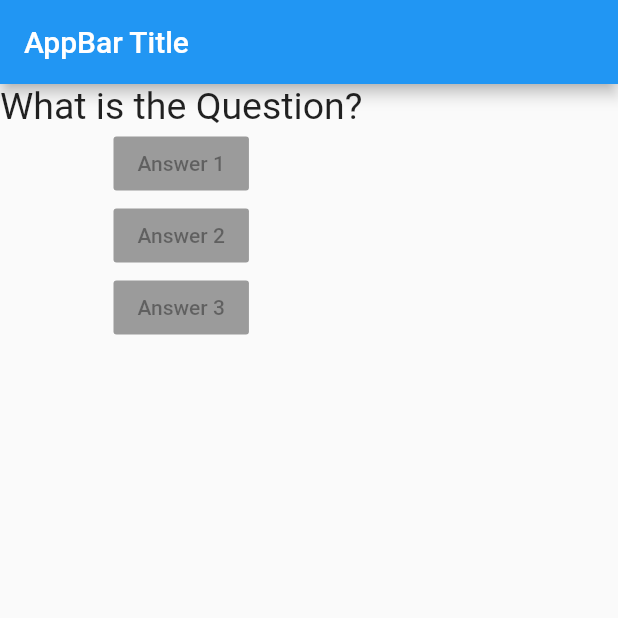
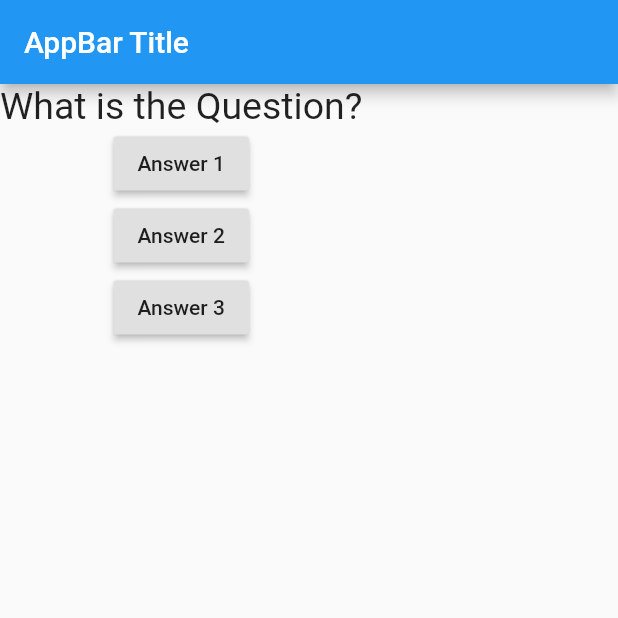
Before and after one commit to maxgdev/flutter_sandbox, a Flutter app: the screen it shows after launch, on a phone screen of 412 x 824 dp, the top half of it. Run offline on Flutter 3.47's test engine with Material 2 defaults, Android fonts, the phone set to English and light mode, and no system bars.

Commit message:
Added function 'answerQuestions' to onPressed for buttons. No parentheses on onPressed: function call to avoid callback void error.

```diff
--- a/lib/main.dart
+++ b/lib/main.dart
@@ -1,21 +1,44 @@
 import 'package:flutter/material.dart';
+
 void main() {
   runApp(AnyApp());
 }
 
 // Everythings a Widget. "AnyAppHere" main Widget
 class AnyApp extends StatelessWidget {
+
+  void answerQuestions() {
+    print("Button pressed! ");
+
+  }
+
   @override
   Widget build(BuildContext context) {
     return MaterialApp(
       home: Scaffold(
-        appBar: AppBar(title: Text('AppBar Title'),),
-        body: Column(children: [
-          Text("What is the Question?", style: TextStyle(fontSize: 25),),
-          RaisedButton(child: Text("Answer 1"), onPressed: null, ),
-          RaisedButton(child: Text("Answer 2"), onPressed: null, ),
-          RaisedButton(child: Text("Answer 3"), onPressed: null, ),
-        ],),
+        appBar: AppBar(
+          title: Text('AppBar Title'),
+        ),
+        body: Column(
+          children: [
+            Text(
+              "What is the Question?",
+              style: TextStyle(fontSize: 25),
+            ),
+            RaisedButton(
+              child: Text("Answer 1"),
+              onPressed: answerQuestions,
+            ),
+            RaisedButton(
+              child: Text("Answer 2"),
+              onPressed: answerQuestions,
+            ),
+            RaisedButton(
+              child: Text("Answer 3"),
+              onPressed: answerQuestions,
+            ),
+          ],
+        ),
       ),
     );
   }
```
